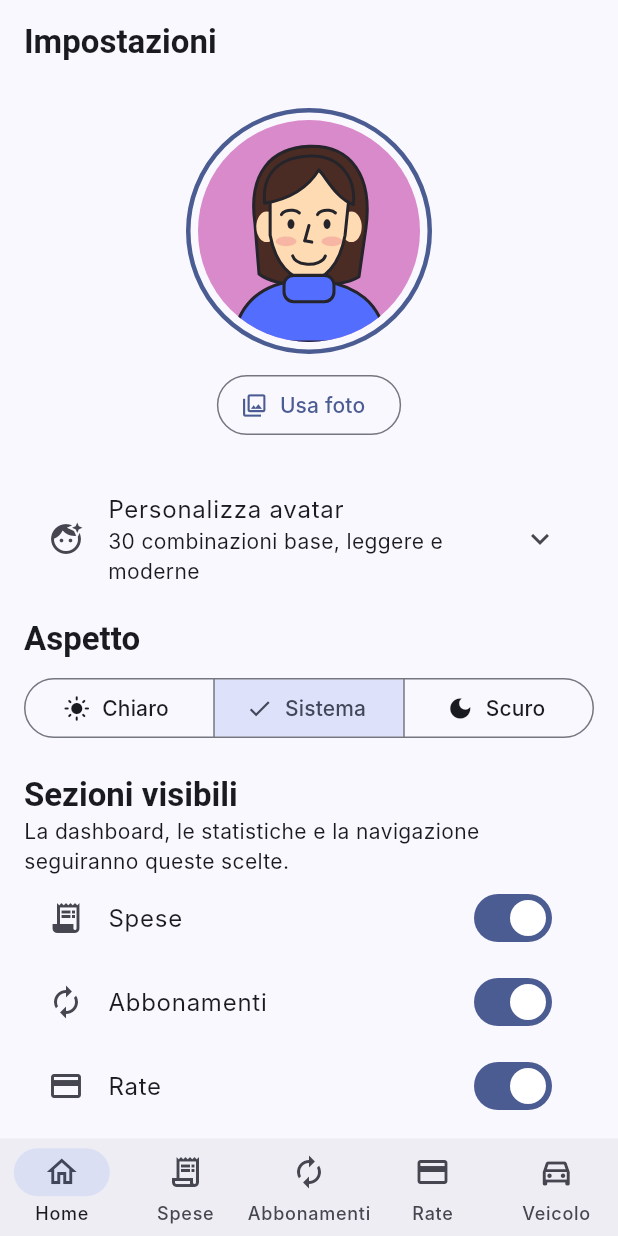
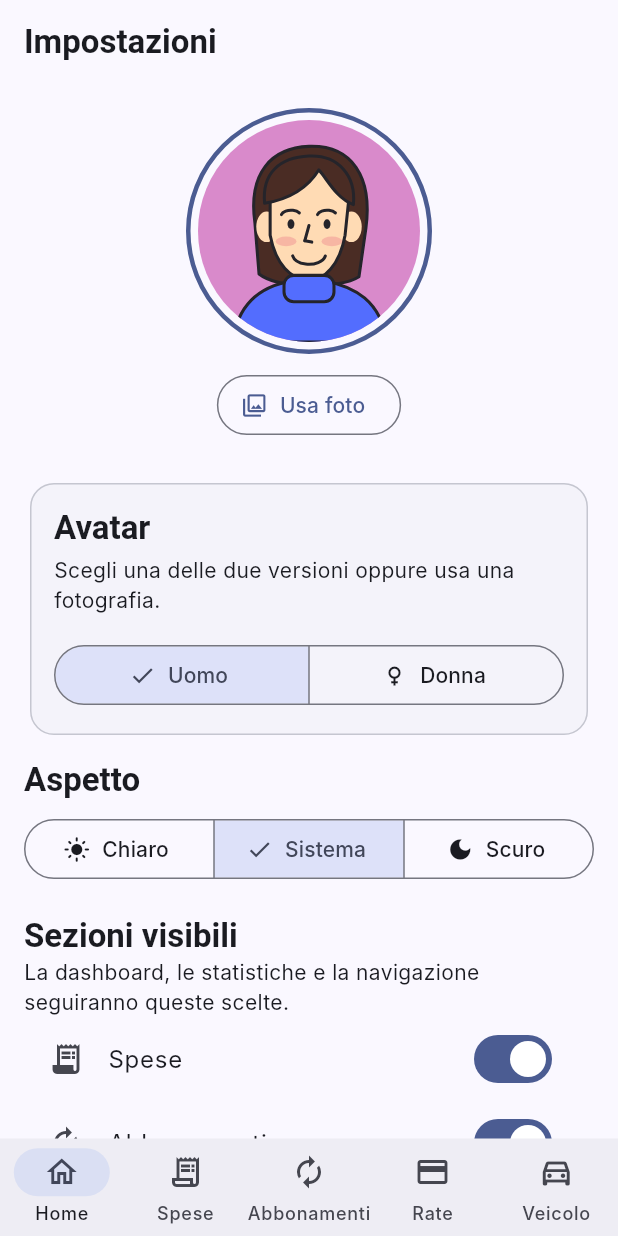
Before and after one commit to angeloSDeveloper/SpendWise, a Flutter app: the SettingsScreen screen opened by its route, on a phone screen of 412 x 824 dp. Run offline on Flutter 3.47's test engine with Material 3 defaults, Android fonts, the phone set to English and light mode, and no system bars; our stand-ins replace connectivity_plus, dio, drift, fl_chart, flutter_riverpod, flutter_secure_storage and 6 more; missing offline and left inert: mobile_scanner; accounts and stored records are empty; generated files the repository leaves out were written again; Roboto replaces fonts that are missing (Inter, PlusJakartaSans).

Commit message:
feat: simplify avatars to male and female

```diff
--- a/TODO.txt
+++ b/TODO.txt
@@ -45,12 +45,10 @@ Legenda:
 
 ## Impostazioni e personalizzazione
 
-- [x] Sostituire l'avatar provvisorio con un avatar vettoriale moderno e
-  leggero: 5 volti × 3 capelli × 2 vestiti, 30 combinazioni base.
+- [x] Avatar stabile semplificato alle sole versioni Uomo e Donna.
 - [-] Foto avatar con selezione dalla galleria: implementata, da collaudare su
   tutti i browser e dispositivi.
-- [x] Avatar vettoriale con espressione, capelli, vestito, carnagione e palette
-  colori; verificato automaticamente su tutte le 30 combinazioni base.
+- [x] Selezione Uomo/Donna verificata automaticamente.
 - [x] Selezione dei menu visibili nella navigazione.
 - [-] Dashboard filtrata in base ai menu selezionati.
 - [-] Statistiche filtrate in base ai menu selezionati; i grafici della pagina
--- a/lib/presentation/settings/settings_screen.dart
+++ b/lib/presentation/settings/settings_screen.dart
@@ -127,141 +127,39 @@ class SettingsScreen extends ConsumerWidget {
             ),
           ),
           const SizedBox(height: 24),
-          ExpansionTile(
-            leading: const Icon(Icons.face_retouching_natural),
-            title: const Text('Personalizza avatar'),
-            subtitle: const Text('30 combinazioni base, leggere e moderne'),
-            childrenPadding: const EdgeInsets.all(12),
-            children: [
-              Align(
-                alignment: Alignment.centerLeft,
-                child: Text(
-                  'Espressione',
-                  style: Theme.of(context).textTheme.titleSmall,
-                ),
-              ),
-              const SizedBox(height: 8),
-              Wrap(
-                spacing: 8,
-                runSpacing: 8,
+          Card(
+            child: Padding(
+              padding: const EdgeInsets.all(16),
+              child: Column(
+                crossAxisAlignment: CrossAxisAlignment.stretch,
                 children: [
-                  for (final face in const {
-                    'smile': ('Sorriso', Icons.sentiment_satisfied_alt),
-                    'calm': ('Calmo', Icons.sentiment_neutral),
-                    'wink': ('Occhiolino', Icons.visibility),
-                    'glasses': ('Occhiali', Icons.visibility_outlined),
-                    'freckles': ('Lentiggini', Icons.face),
-                  }.entries)
-                    ChoiceChip(
-                      avatar: Icon(face.value.$2, size: 18),
-                      label: Text(face.value.$1),
-                      selected: settings.avatarFace == face.key,
-                      onSelected: (_) => ref
-                          .read(settingsProvider.notifier)
-                          .setAvatarStyle(face: face.key),
-                    ),
+                  Text('Avatar', style: Theme.of(context).textTheme.titleLarge),
+                  const SizedBox(height: 4),
+                  const Text(
+                    'Scegli una delle due versioni oppure usa una fotografia.',
+                  ),
+                  const SizedBox(height: 16),
+                  SegmentedButton<String>(
+                    segments: const [
+                      ButtonSegment(
+                        value: 'male',
+                        icon: Icon(Icons.male),
+                        label: Text('Uomo'),
+                      ),
+                      ButtonSegment(
+                        value: 'female',
+                        icon: Icon(Icons.female),
+                        label: Text('Donna'),
+                      ),
+                    ],
+                    selected: {settings.avatarGender},
+                    onSelectionChanged: (value) => ref
+                        .read(settingsProvider.notifier)
+                        .setAvatarGender(value.first),
+                  ),
                 ],
               ),
-              const SizedBox(height: 16),
-              Align(
-                alignment: Alignment.centerLeft,
-                child: Text(
-                  'Capelli',
-                  style: Theme.of(context).textTheme.titleSmall,
-                ),
-              ),
-              const SizedBox(height: 8),
-              SegmentedButton<String>(
-                segments: const [
-                  ButtonSegment(value: 'crop', label: Text('Corti')),
-                  ButtonSegment(value: 'wave', label: Text('Mossi')),
-                  ButtonSegment(value: 'bob', label: Text('Caschetto')),
-                ],
-                selected: {settings.avatarHair},
-                onSelectionChanged: (value) => ref
-                    .read(settingsProvider.notifier)
-                    .setAvatarStyle(hair: value.first),
-              ),
-              const SizedBox(height: 16),
-              Align(
-                alignment: Alignment.centerLeft,
-                child: Text(
-                  'Stile vestiti',
-                  style: Theme.of(context).textTheme.titleSmall,
-                ),
-              ),
-              const SizedBox(height: 8),
-              SegmentedButton<String>(
-                segments: const [
-                  ButtonSegment(value: 'turtleneck', label: Text('Dolcevita')),
-                  ButtonSegment(value: 'shirt', label: Text('Maglia')),
-                ],
-                selected: {settings.avatarOutfit},
-                onSelectionChanged: (value) => ref
-                    .read(settingsProvider.notifier)
-                    .setAvatarStyle(outfit: value.first),
-              ),
-              const SizedBox(height: 16),
-              _ColorSetting(
-                label: 'Carnagione',
-                selected: settings.avatarColor,
-                colors: const [
-                  0xFFFFE0C2,
-                  0xFFFFC99D,
-                  0xFFE6A06C,
-                  0xFFB96F47,
-                  0xFF75422F,
-                ],
-                onChanged: (value) => ref
-                    .read(settingsProvider.notifier)
-                    .setAvatarStyle(skin: value),
-              ),
-              const SizedBox(height: 12),
-              _ColorSetting(
-                label: 'Capelli',
-                selected: settings.avatarHairColor,
-                colors: const [
-                  0xFF231815,
-                  0xFF4A2C24,
-                  0xFF8A5A3B,
-                  0xFFE1B45F,
-                  0xFFD66B9B,
-                ],
-                onChanged: (value) => ref
-                    .read(settingsProvider.notifier)
-                    .setAvatarStyle(hairColor: value),
-              ),
-              const SizedBox(height: 12),
-              _ColorSetting(
-                label: 'Vestiti',
-                selected: settings.avatarClothes,
-                colors: const [
-                  0xFF2E3038,
-                  0xFF536DFE,
-                  0xFFE84C88,
-                  0xFF00A884,
-                  0xFFFF9800,
-                ],
-                onChanged: (value) => ref
-                    .read(settingsProvider.notifier)
-                    .setAvatarStyle(clothes: value),
-              ),
-              const SizedBox(height: 12),
-              _ColorSetting(
-                label: 'Sfondo',
-                selected: settings.avatarBackground,
-                colors: const [
-                  0xFFD98ACB,
-                  0xFF8FB9F4,
-                  0xFF8FD9C4,
-                  0xFFF4C982,
-                  0xFFB6A4ED,
-                ],
-                onChanged: (value) => ref
-                    .read(settingsProvider.notifier)
-                    .setAvatarStyle(background: value),
-              ),
-            ],
+            ),
           ),
           const SizedBox(height: 12),
           Text('Aspetto', style: Theme.of(context).textTheme.titleLarge),
@@ -574,70 +472,3 @@ class _AvatarPainter extends CustomPainter {
       oldDelegate.settings.avatarClothes != settings.avatarClothes ||
       oldDelegate.settings.avatarBackground != settings.avatarBackground;
 }
-
-class _ColorSetting extends StatelessWidget {
-  const _ColorSetting({
-    required this.label,
-    required this.selected,
-    required this.colors,
-    required this.onChanged,
-  });
-  final String label;
-  final int selected;
-  final List<int> colors;
-  final ValueChanged<int> onChanged;
-
-  @override
-  Widget build(BuildContext context) => Row(
-    children: [
-      SizedBox(
-        width: 90,
-        child: Text(label, style: Theme.of(context).textTheme.labelLarge),
-      ),
-      Expanded(
-        child: _ColorChoices(
-          selected: selected,
-          colors: colors,
-          onChanged: onChanged,
-        ),
-      ),
-    ],
-  );
-}
-
-class _ColorChoices extends StatelessWidget {
-  const _ColorChoices({
-    required this.selected,
-    required this.colors,
-    required this.onChanged,
-  });
-  final int selected;
-  final List<int> colors;
-  final ValueChanged<int> onChanged;
-
-  @override
-  Widget build(BuildContext context) => Wrap(
-    spacing: 10,
-    children: [
-      for (final color in colors)
-        InkWell(
-          onTap: () => onChanged(color),
-          borderRadius: BorderRadius.circular(24),
-          child: Container(
-            width: 38,
-            height: 38,
-            decoration: BoxDecoration(
-              color: Color(color),
-              shape: BoxShape.circle,
-              border: Border.all(
-                color: selected == color
-                    ? Theme.of(context).colorScheme.primary
-                    : Colors.transparent,
-                width: 3,
-              ),
-            ),
-          ),
-        ),
-    ],
-  );
-}
```
Also changed, not shown: lib/presentation/settings/settings_provider.dart (+23 -0 lines), 3 other files.
